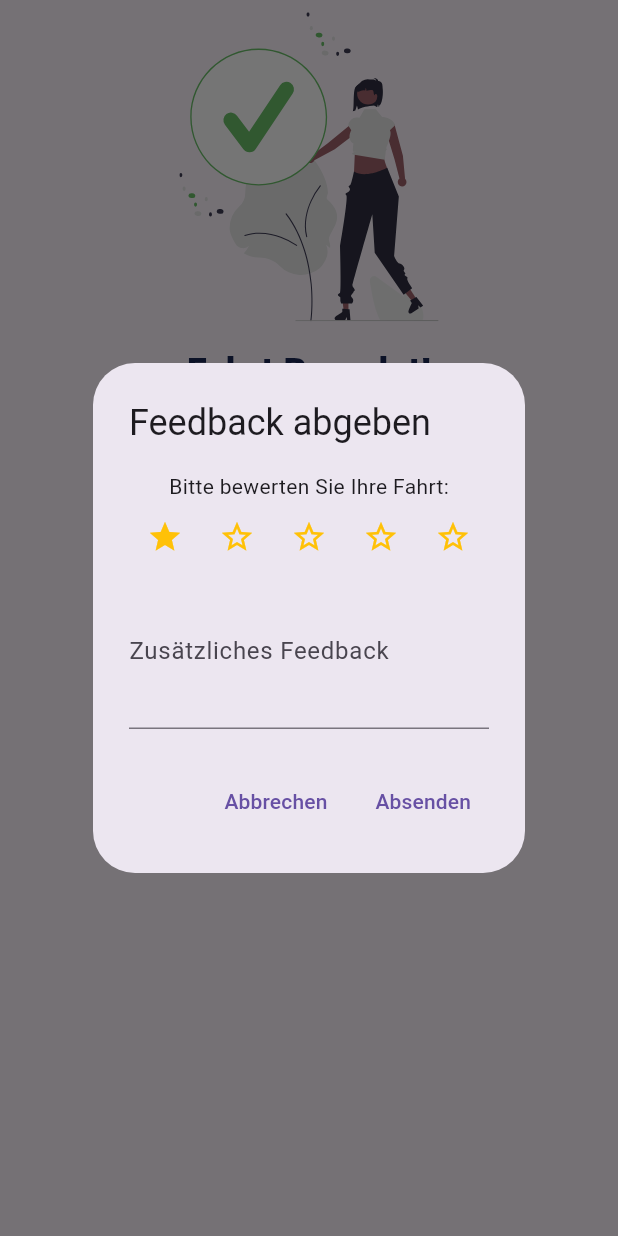
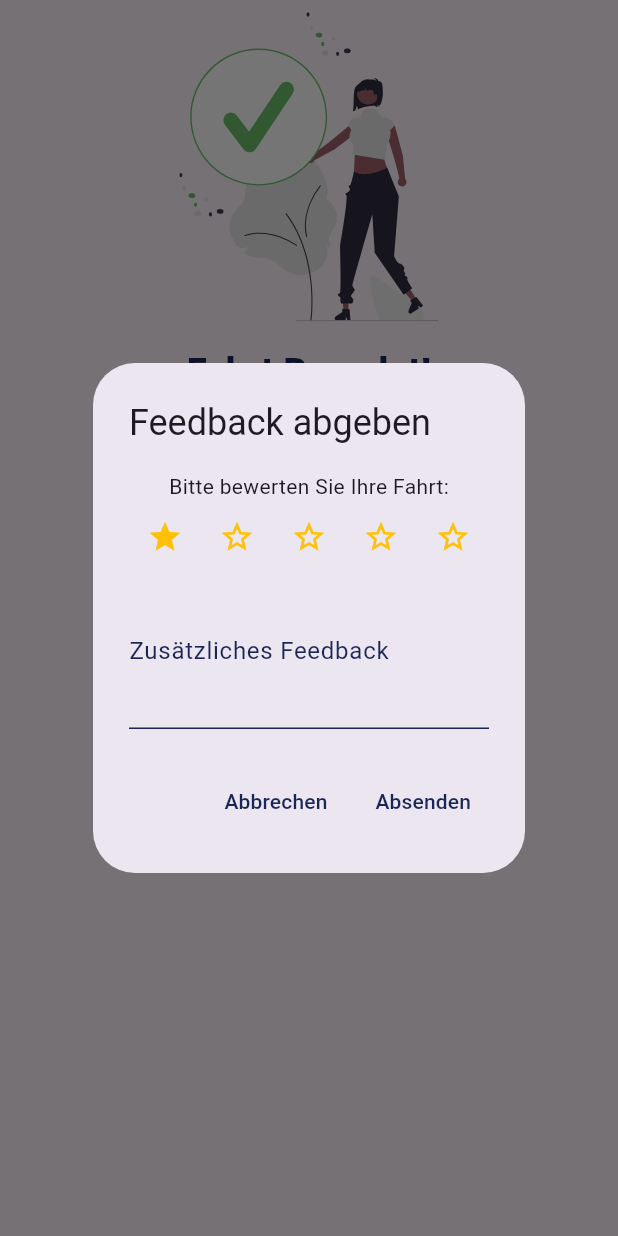
Before and after one commit to felix00112/carpooling_app, a Flutter app: the FahrtBeendet screen opened by its route, after a tap on "Feedback abgeben", on a phone screen of 412 x 824 dp. Run offline on Flutter 3.47's test engine with Material 3 defaults, Android fonts, the phone set to English and light mode, and no system bars; our stand-ins replace flutter_map, flutter_svg, font_awesome_flutter, latlong2; missing offline and left inert: geocoding_resolver.

Commit message:
Möglichkeit von styling hinzugefügt.

```diff
--- a/lib/pages/fahrtBeendet.dart
+++ b/lib/pages/fahrtBeendet.dart
@@ -83,7 +83,16 @@ class _FahrtBeendetState extends State<FahrtBeendet> with SingleTickerProviderSt
                                   controller: _feedbackController,
                                   decoration: InputDecoration(
                                     labelText: 'Zusätzliches Feedback',
+                                    labelStyle: TextStyle(color: dark_blue), // Farbe des Labels
+                                    enabledBorder: UnderlineInputBorder(
+                                      borderSide: BorderSide(color: dark_blue), // Farbe der Unterstreichung
+                                    ),
+                                    focusedBorder: UnderlineInputBorder(
+                                      borderSide: BorderSide(color: dark_blue), // Farbe der Unterstreichung beim Fokussieren
+                                    ),
                                   ),
+                                  cursorColor: dark_blue, // Farbe des Cursors
+                                  style: TextStyle(color: dark_blue), // Farbe des eingegebenen Textes
                                   maxLines: 3,
                                 ),
                               ],
@@ -94,6 +103,9 @@ class _FahrtBeendetState extends State<FahrtBeendet> with SingleTickerProviderSt
                                   Navigator.of(context).pop();
                                 },
                                 child: Text('Abbrechen'),
+                                style: TextButton.styleFrom(
+                                  foregroundColor: dark_blue, // Textfarbe
+                                ),
                               ),
                               TextButton(
                                 onPressed: () {
@@ -104,6 +116,9 @@ class _FahrtBeendetState extends State<FahrtBeendet> with SingleTickerProviderSt
                                   Navigator.of(context).pop();
                                 },
                                 child: Text('Absenden'),
+                                style: TextButton.styleFrom(
+                                  foregroundColor: dark_blue, // Textfarbe
+                                ),
                               ),
                             ],
                           );
```
